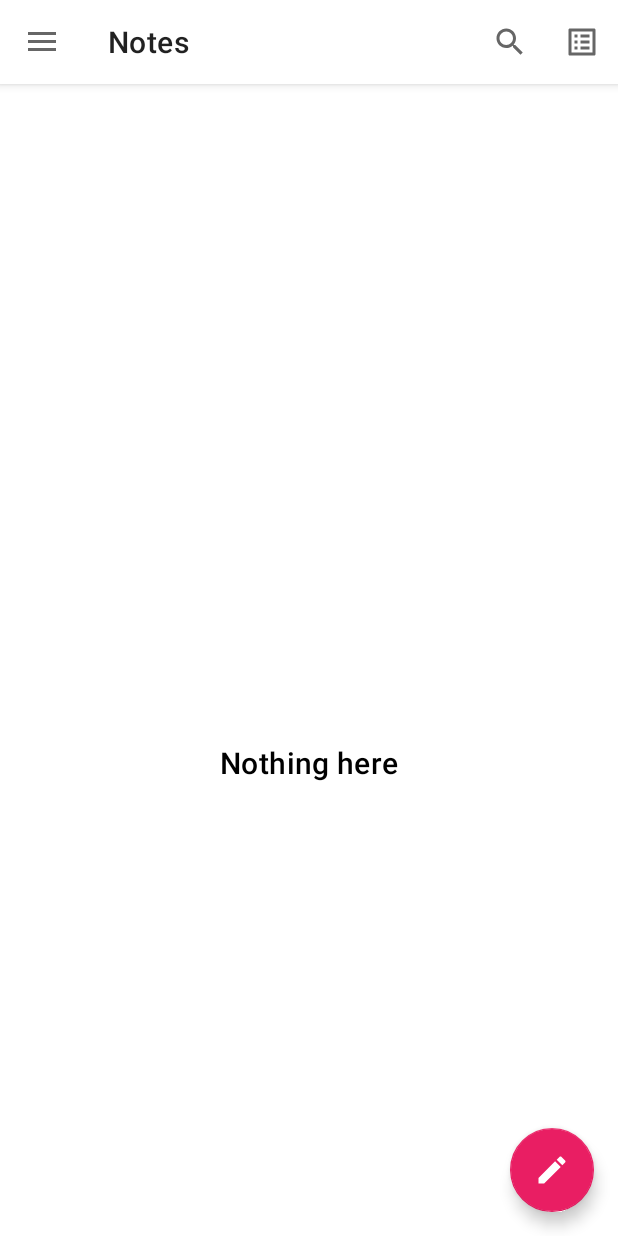
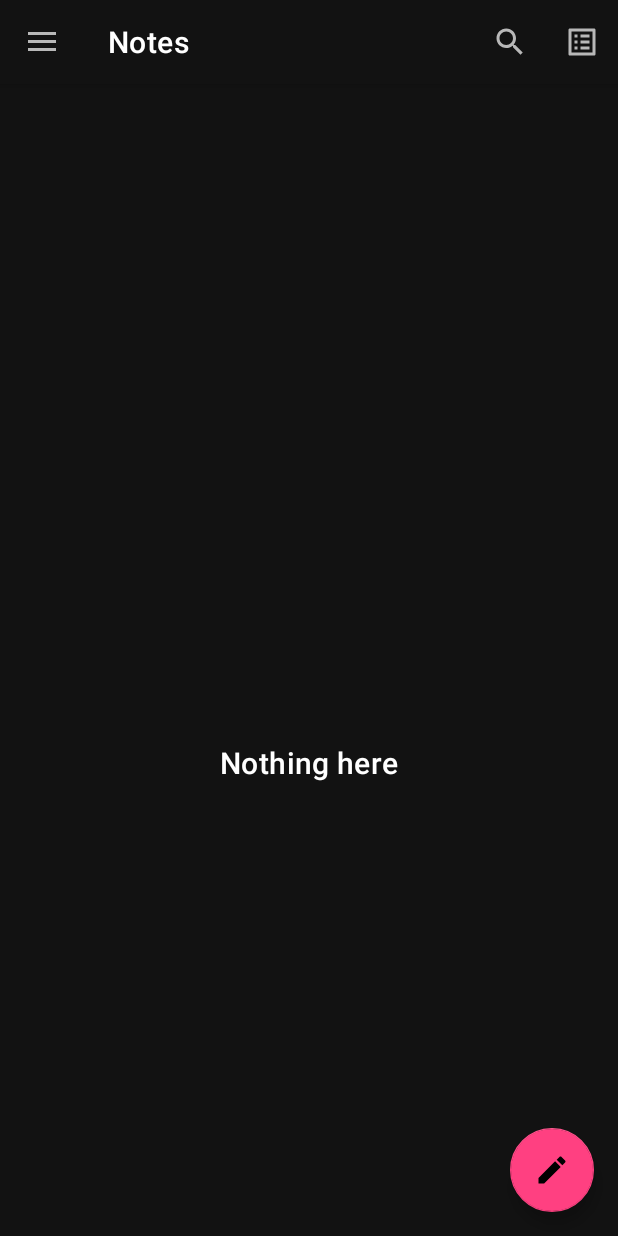
Before and after one commit to ductuan15/buggy-note-v2, an Android app: the screen it shows after launch (BuggyNoteActivity), on a phone screen of 412 x 824 dp. Run offline under Robolectric (Android 15) with nearby library versions, the phone set to English and light mode, and no system bars; our stand-ins replace Room's generated code, Timber, data binding, navigation-ui; libraries missing offline, so code that uses them is left out: io.noties.markwon; 10 statements that could not run were skipped.

Commit message:
Implement color & theme preferences

```diff
--- a/app/src/main/java/com/hcmus/clc18se/buggynote2/BuggyNoteActivity.java
+++ b/app/src/main/java/com/hcmus/clc18se/buggynote2/BuggyNoteActivity.java
@@ -1,9 +1,13 @@
 package com.hcmus.clc18se.buggynote2;
 
+import android.content.Intent;
+import android.content.SharedPreferences;
+import android.content.res.Configuration;
 import android.os.Bundle;
 import android.os.Handler;
 import android.os.Looper;
 
+import androidx.annotation.NonNull;
 import androidx.appcompat.app.AppCompatActivity;
 import androidx.core.view.GravityCompat;
 import androidx.drawerlayout.widget.DrawerLayout;
@@ -16,6 +20,7 @@ import androidx.preference.PreferenceManager;
 
 import com.google.android.material.navigation.NavigationView;
 import com.hcmus.clc18se.buggynote2.databinding.ActivityBuggyNoteBinding;
+import com.hcmus.clc18se.buggynote2.utils.PreferenceUtils;
 import com.hcmus.clc18se.buggynote2.utils.interfaces.ControllableDrawerActivity;
 import com.hcmus.clc18se.buggynote2.utils.interfaces.OnBackPressed;
 
@@ -32,6 +37,8 @@ public class BuggyNoteActivity extends AppCompatActivity implements Controllable
 
     private ActivityBuggyNoteBinding binding = null;
     private DrawerLayout drawerLayout = null;
+
+    private SharedPreferences preferences = null;
 
     int[] topDestinations = new int[]{
             R.id.nav_notes,
@@ -51,11 +58,25 @@ public class BuggyNoteActivity extends AppCompatActivity implements Controllable
                 lockTheDrawer();
             };
 
+    private final SharedPreferences.OnSharedPreferenceChangeListener preferenceChangeListener = (pref, key) -> {
+        if (key.equals(getString(R.string.app_theme_key))) {
+            PreferenceUtils.configTheme(null, this);
+            startActivity(new Intent(this, BuggyNoteActivity.class));
+            finish();
+        } else if (key.equals(getString(R.string.app_color_key))) {
+            startActivity(new Intent(this, BuggyNoteActivity.class));
+            finish();
+        }
+    };
+
     @Override
     protected void onCreate(Bundle savedInstanceState) {
         super.onCreate(savedInstanceState);
+        PreferenceUtils.configColor(this);
+        PreferenceUtils.configTheme(null, this);
 
         PreferenceManager.setDefaultValues(this, R.xml.root_preferences, false);
+        preferences = PreferenceManager.getDefaultSharedPreferences(this);
 
         binding = ActivityBuggyNoteBinding.inflate(getLayoutInflater());
         navHostFragment = (NavHostFragment) getSupportFragmentManager().findFragmentById(R.id.nav_host_fragment);
@@ -83,6 +104,8 @@ public class BuggyNoteActivity extends AppCompatActivity implements Controllable
         );
         navController.addOnDestinationChangedListener(onDestinationChangedListener);
         setContentView(binding.getRoot());
+
+        preferences.registerOnSharedPreferenceChangeListener(preferenceChangeListener);
     }
 
     @Override
@@ -112,6 +135,21 @@ public class BuggyNoteActivity extends AppCompatActivity implements Controllable
     }
 
     @Override
+    public void onConfigurationChanged(@NonNull Configuration newConfig) {
+        super.onConfigurationChanged(newConfig);
+
+        PreferenceUtils.configTheme(newConfig.uiMode, this);
+        recreate();
+    }
+
+    @Override
+    protected void onDestroy() {
+        preferences.unregisterOnSharedPreferenceChangeListener(preferenceChangeListener);
+        super.onDestroy();
+    }
+
+
+    @Override
     public void lockTheDrawer() {
         binding.drawerLayout.setDrawerLockMode(DrawerLayout.LOCK_MODE_LOCKED_CLOSED);
     }
--- /dev/null
+++ b/app/src/main/java/com/hcmus/clc18se/buggynote2/utils/PreferenceUtils.java
@@ -0,0 +1,80 @@
+package com.hcmus.clc18se.buggynote2.utils;
+
+import android.content.Context;
+import android.content.SharedPreferences;
+import android.content.res.Configuration;
+
+import androidx.appcompat.app.AppCompatActivity;
+import androidx.appcompat.app.AppCompatDelegate;
+import androidx.preference.PreferenceManager;
+
+import com.hcmus.clc18se.buggynote2.R;
+
+public class PreferenceUtils {
+
+    public static int DEFAULT_COLOR = R.color.pink_500;
+    public static final int THEME_USE_DEFAULT = 0;
+    public static final int THEME_WHITE = 1;
+    public static final int THEME_DARK = 2;
+
+    public static int getCurrentThemeColor(Context context) {
+        SharedPreferences preferences = PreferenceManager.getDefaultSharedPreferences(context);
+
+        int color = preferences.getInt(context.getString(R.string.app_color_key),
+                DEFAULT_COLOR
+        );
+
+        if (color == context.getResources().getColor(R.color.green2_primary)) {
+            return R.style.Theme_BuggyNote2_Green;
+
+        } else if (color == context.getResources().getColor(R.color.blue_500)) {
+            return R.style.Theme_BuggyNote2_Blue;
+
+        } else if (color == context.getResources().getColor(R.color.indigo_500)) {
+            return R.style.Theme_BuggyNote2_Indigo;
+
+        } else if (color == context.getResources().getColor(R.color.blue_grey_500)) {
+            return R.style.Theme_BuggyNote2_Grey;
+        }
+
+        return R.style.Theme_BuggyNote2;
+    }
+
+    public static void configColor(AppCompatActivity activity) {
+        int themeRes = getCurrentThemeColor(activity);
+        activity.setTheme(themeRes);
+    }
+
+    public static void configDefaultTheme(int uiMode) {
+        switch (uiMode & Configuration.UI_MODE_NIGHT_MASK) {
+            case Configuration.UI_MODE_NIGHT_NO: {
+                AppCompatDelegate.setDefaultNightMode(AppCompatDelegate.MODE_NIGHT_NO);
+            }
+            case Configuration.UI_MODE_NIGHT_YES: {
+                AppCompatDelegate.setDefaultNightMode(AppCompatDelegate.MODE_NIGHT_YES);
+            }
+        }
+    }
+
+    public static void configTheme(Integer uiMode, Context context) {
+        SharedPreferences preferences = PreferenceManager.getDefaultSharedPreferences(context);
+        String themeOptions = preferences.getString(
+                context.getString(R.string.app_theme_key),
+                "0"
+        );
+
+        String[] options = context.getResources().getStringArray(R.array.theme_values);
+
+        if (options[THEME_USE_DEFAULT].equals(themeOptions)) {
+            if (uiMode == null) {
+                uiMode = context.getResources().getConfiguration().uiMode;
+            }
+            configDefaultTheme(uiMode);
+        } else if (options[THEME_WHITE].equals(themeOptions)) {
+            AppCompatDelegate.setDefaultNightMode(AppCompatDelegate.MODE_NIGHT_NO);
+        } else if (options[THEME_DARK].equals(themeOptions)) {
+            AppCompatDelegate.setDefaultNightMode(AppCompatDelegate.MODE_NIGHT_YES);
+        }
+    }
+
+}
--- a/app/src/main/res/values-night/themes.xml
+++ b/app/src/main/res/values-night/themes.xml
@@ -1,4 +1,4 @@
-<resources xmlns:tools="http://schemas.android.com/tools">
+<resources>
 
     <!-- Base application theme. -->
     <style name="Theme.Base.BuggyNote2" parent="Theme.MaterialComponents.DayNight.DarkActionBar">
@@ -79,9 +79,12 @@
     <style name="Theme.BuggyNote2.Grey" parent="Theme.Base.BuggyNote2">
         <item name="colorPrimary">@color/dark_grey</item>
         <item name="colorPrimaryVariant">@color/dark_grey</item>
+        <item name="colorOnPrimary">@color/white</item>
         <item name="colorSecondary">@color/dark_grey</item>
+        <item name="colorOnSecondary">@color/white</item>
         <item name="colorSecondaryVariant">@color/dark_grey</item>
         <item name="colorPrimaryLight">@color/dark_grey_A50</item>
+        <item name="colorOnSurface">@color/white_A80</item>
 
         <item name="launcherBackground">@drawable/ic_launcher_background_grey</item>
         <item name="launcherForeground">@drawable/ic_launcher_foreground_grey</item>
```
Also changed, not shown: app/src/main/AndroidManifest.xml (+7 -5 lines).
